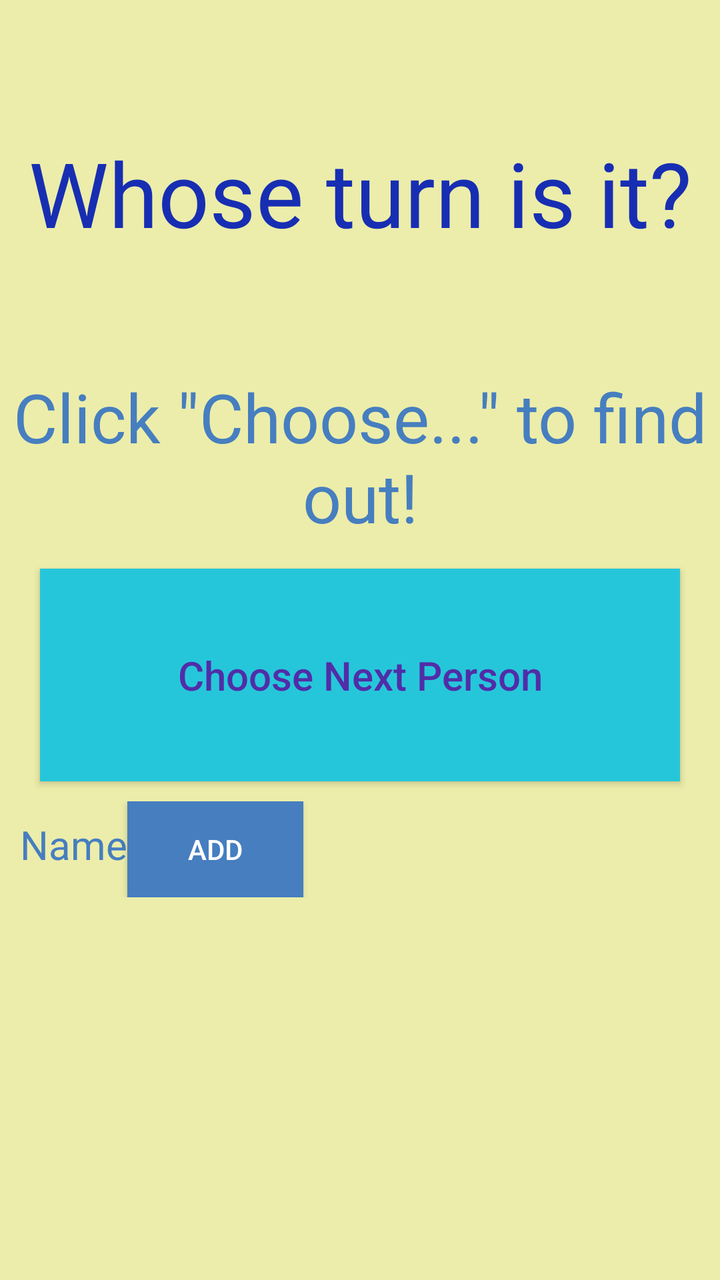
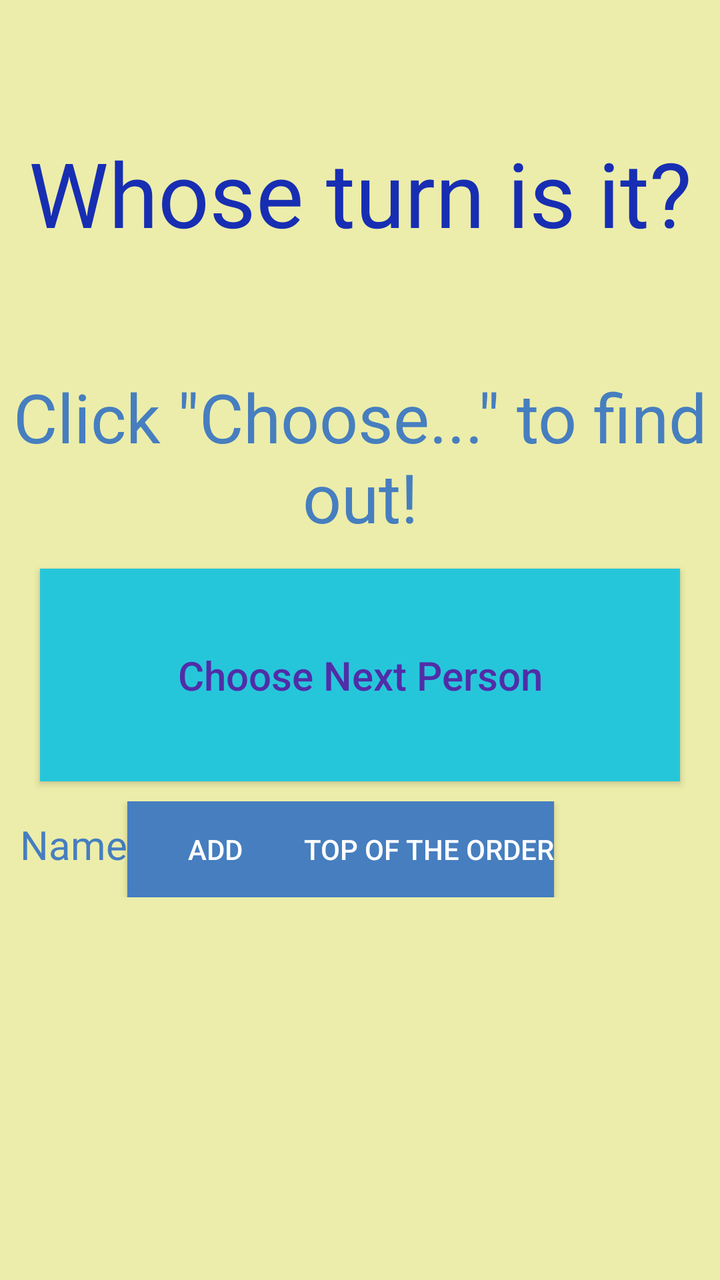

Compare the two renders of this Android layout. The source of the first and the diff that turns it into the second are given below.
<!-- AndroidManifest.xml: application theme Theme.WhoPicksMusic -->
<!-- res/layout/layout.xml -->
<?xml version="1.0" encoding="utf-8"?>
<LinearLayout xmlns:android="http://schemas.android.com/apk/res/android"
    xmlns:app="http://schemas.android.com/apk/res-auto"
    android:layout_width="match_parent"
    android:layout_height="match_parent"
    android:background="#ECEDAA"
    android:orientation="vertical">

    <TextView
        android:id="@+id/textView"
        android:layout_width="match_parent"
        android:layout_height="20dp"
        android:layout_marginTop="20dp"
        android:layout_weight=".5"
        android:gravity="center"
        android:text="Whose turn is it?"
        android:textAppearance="@style/TextAppearance.AppCompat.Display2"
        android:textColor="@color/dark_blue" />

    <TextView
        android:id="@+id/textView3"
        android:layout_width="wrap_content"
        android:layout_height="40dp"
        android:layout_weight="0"
        android:text="Music Picker:"
        android:textAppearance="@style/TextAppearance.AppCompat.Display1"
        android:visibility="gone" />

    <TextView
        android:id="@+id/chosenText"
        android:layout_width="wrap_content"
        android:layout_height="wrap_content"
        android:layout_gravity="center"
        android:layout_weight=".1"
        android:gravity="center"
        android:text="Click &quot;Choose...&quot; to find out!"
        android:textAppearance="@style/TextAppearance.AppCompat.Display1"
        android:textColor="#467EBF" />

    <Button
        android:id="@+id/chooseNext"
        android:layout_width="320dp"
        android:layout_height="40dp"
        android:layout_gravity="center"
        android:layout_weight=".25"
        android:background="#26C6DA"
        android:text="Choose Next Person"
        android:textAllCaps="false"
        android:textColor="#512DA8"
        android:textSize="20sp" />

    <ScrollView
        android:layout_width="match_parent"
        android:layout_height="0dp"
        android:layout_marginVertical="5dp"
        android:layout_weight=".9"
        android:scrollbarAlwaysDrawVerticalTrack="true">

        <TableLayout
            android:id="@+id/nameTable"
            android:layout_width="match_parent"
            android:layout_height="wrap_content"
            android:layout_marginHorizontal="10dp"
            android:layout_marginVertical="5dp"
            android:layout_weight=".5">

            <TableRow
                android:layout_width="match_parent"
                android:layout_height="match_parent">

                <TextView
                    android:id="@+id/textView6"
                    android:layout_width="wrap_content"
                    android:layout_height="wrap_content"
                    android:text="Name"
                    android:textColor="@color/light_blue"
                    android:textSize="20sp" />

                <Button
                    android:id="@+id/addMore"
                    android:layout_width="wrap_content"
                    android:layout_height="wrap_content"
                    android:background="@color/light_blue"
                    android:text="Add"
                    android:textColor="@color/white" />
            </TableRow>

        </TableLayout>
    </ScrollView>

</LinearLayout>
<!-- resources referenced by this layout -->
<resources>
  <color name="dark_blue">#172EB3</color>
  <color name="light_blue">#467EBF</color>
  <color name="white">#FFFFFFFF</color>
  <style name="Theme.WhoPicksMusic" parent="android:Theme.Material.Light.NoActionBar" />
</resources>

<!-- the commit's change to res/layout/layout.xml (unified diff, before → after) -->
@@ -83,6 +83,14 @@
                     android:background="@color/light_blue"
                     android:text="Add"
                     android:textColor="@color/white" />
+
+                <Button
+                    android:id="@+id/button"
+                    android:layout_width="wrap_content"
+                    android:layout_height="wrap_content"
+                    android:background="@color/light_blue"
+                    android:text="Top of the Order"
+                    android:textColor="@color/white" />
             </TableRow>
 
         </TableLayout>
